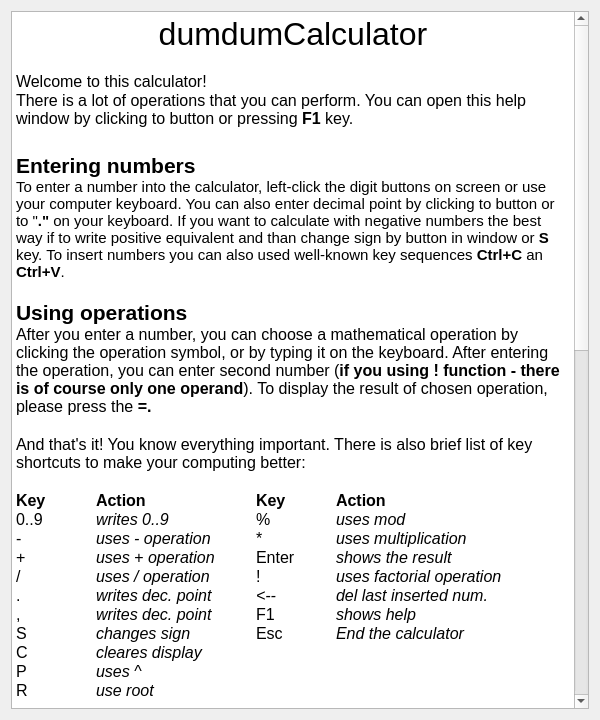
vojone/dumdumCalc, file src/gui/helpwindow.ui: the form before one commit.
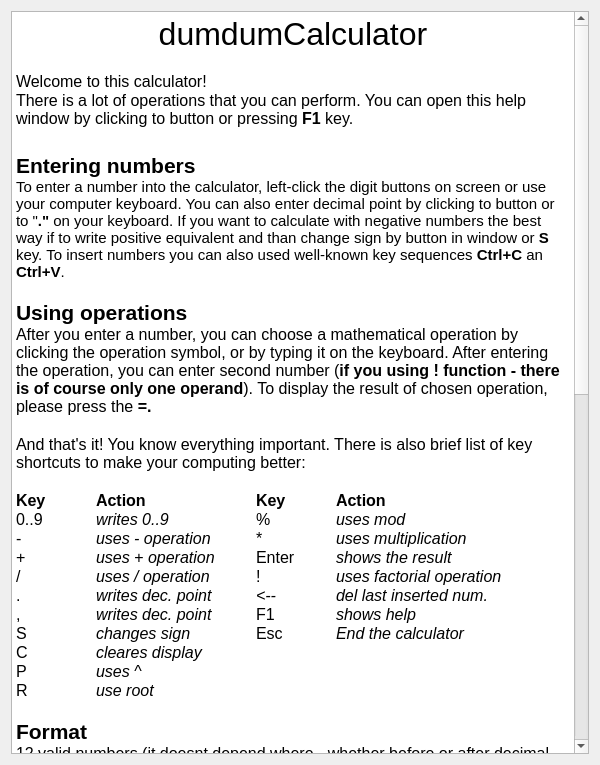
The form after the commit.

Commit message: Adjusted comments for doxygen in gui src files and default size of HelpWindow

Patch:
```diff
--- a/src/gui/helpwindow.ui
+++ b/src/gui/helpwindow.ui
@@ -7,7 +7,7 @@
     <x>0</x>
     <y>0</y>
     <width>600</width>
-    <height>720</height>
+    <height>765</height>
    </rect>
   </property>
   <property name="sizePolicy">
```
The commit also changes 3 other files.
